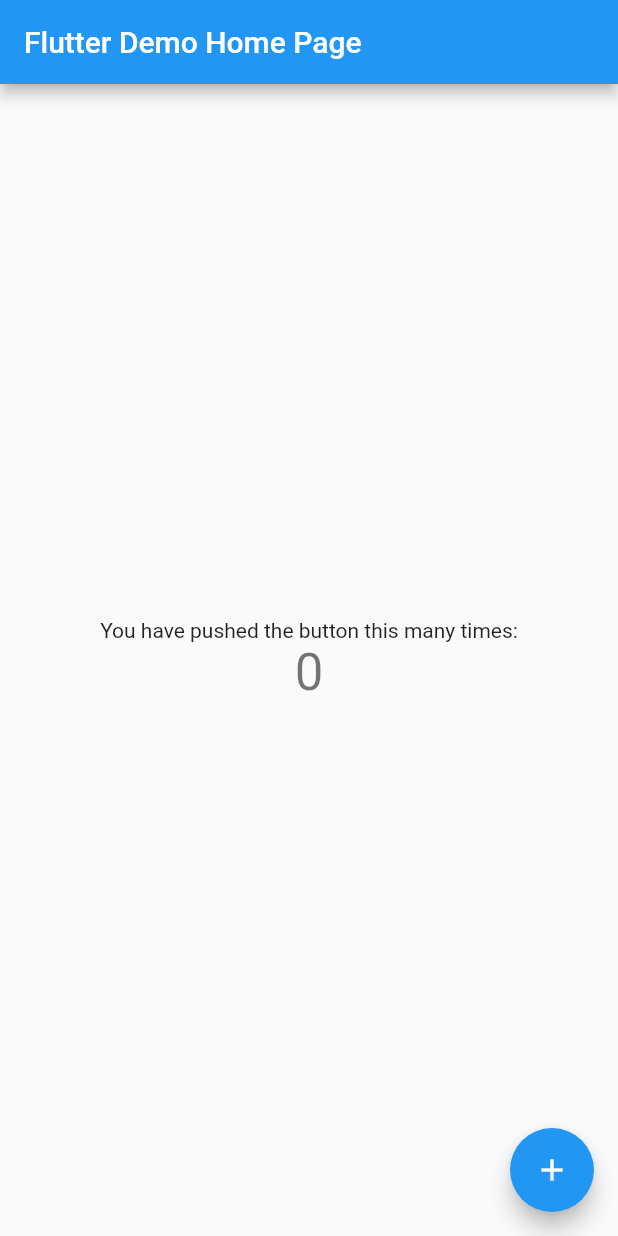
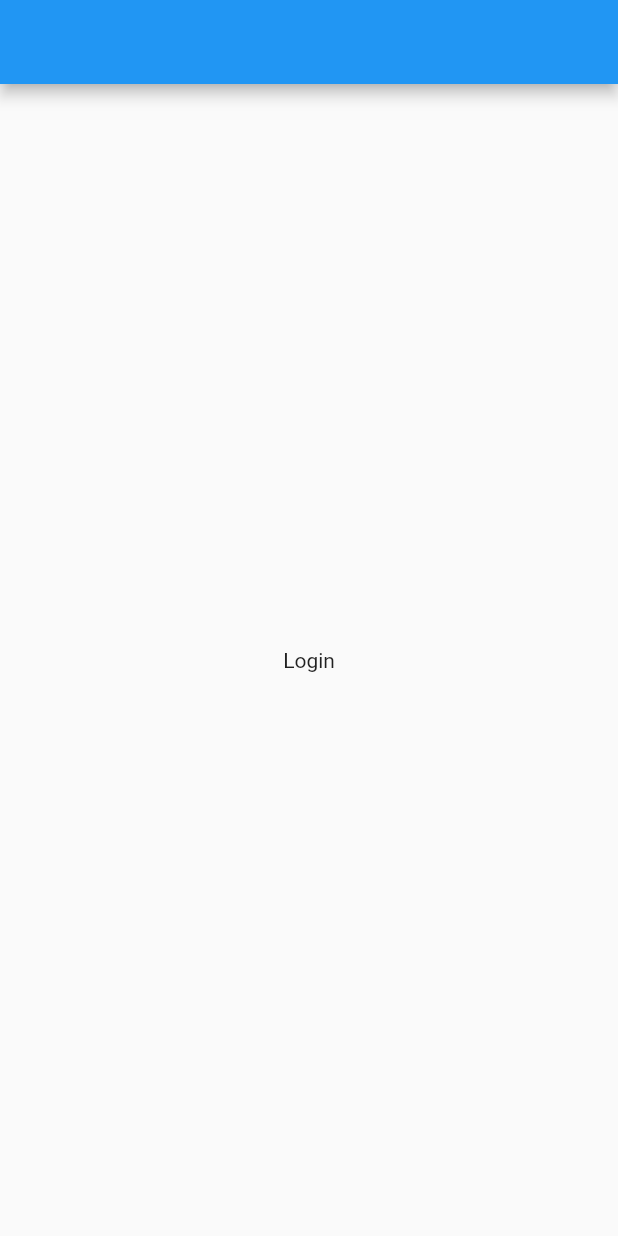
Before and after one commit to taeho/flutter_shopping_mall, a Flutter app: the screen it shows after launch, on a phone screen of 412 x 824 dp. Run offline on Flutter 3.47's test engine with Material 2 defaults, Android fonts, the phone set to English and light mode, and no system bars; our stand-ins replace shared_preferences.

Commit message:
간단한 쇼핑몰 뼈대 만들기

```diff
--- a/lib/main.dart
+++ b/lib/main.dart
@@ -1,6 +1,13 @@
 import 'package:flutter/material.dart';
+import 'package:flutter_shopping_mall/screens/screen_detail.dart';
+import 'package:flutter_shopping_mall/screens/screen_index.dart';
+import 'package:flutter_shopping_mall/screens/screen_login.dart';
+import 'package:flutter_shopping_mall/screens/screen_register.dart';
+import 'package:flutter_shopping_mall/screens/screen_search.dart';
+import 'package:flutter_shopping_mall/screens/screen_splash.dart';
 
 void main() {
+  WidgetsFlutterBinding.ensureInitialized();
   runApp(const MyApp());
 }
 
@@ -11,105 +18,16 @@ class MyApp extends StatelessWidget {
   @override
   Widget build(BuildContext context) {
     return MaterialApp(
-      title: 'Flutter Demo',
-      theme: ThemeData(
-        // This is the theme of your application.
-        //
-        // Try running your application with "flutter run". You'll see the
-        // application has a blue toolbar. Then, without quitting the app, try
-        // changing the primarySwatch below to Colors.green and then invoke
-        // "hot reload" (press "r" in the console where you ran "flutter run",
-        // or simply save your changes to "hot reload" in a Flutter IDE).
-        // Notice that the counter didn't reset back to zero; the application
-        // is not restarted.
-        primarySwatch: Colors.blue,
-      ),
-      home: const MyHomePage(title: 'Flutter Demo Home Page'),
+      title: 'Flutter Shopping mall',
+      routes: {
+        '/': (context) => SplashScreen(),
+        '/login': (context) => LoginScreen(),
+        '/index': (context) => IndexScreen(),
+        '/register': (context) => RegisterScreen(),
+        '/search': (context) => SearchScreen(),
+        '/detail': (context) => DetailScreen(),
+      },
+      initialRoute: '/',
     );
   }
 }
-
-class MyHomePage extends StatefulWidget {
-  const MyHomePage({Key? key, required this.title}) : super(key: key);
-
-  // This widget is the home page of your application. It is stateful, meaning
-  // that it has a State object (defined below) that contains fields that affect
-  // how it looks.
-
-  // This class is the configuration for the state. It holds the values (in this
-  // case the title) provided by the parent (in this case the App widget) and
-  // used by the build method of the State. Fields in a Widget subclass are
-  // always marked "final".
-
-  final String title;
-
-  @override
-  State<MyHomePage> createState() => _MyHomePageState();
-}
-
-class _MyHomePageState extends State<MyHomePage> {
-  int _counter = 0;
-
-  void _incrementCounter() {
-    setState(() {
-      // This call to setState tells the Flutter framework that something has
-      // changed in this State, which causes it to rerun the build method below
-      // so that the display can reflect the updated values. If we changed
-      // _counter without calling setState(), then the build method would not be
-      // called again, and so nothing would appear to happen.
-      _counter++;
-    });
-  }
-
-  @override
-  Widget build(BuildContext context) {
-    // This method is rerun every time setState is called, for instance as done
-    // by the _incrementCounter method above.
-    //
-    // The Flutter framework has been optimized to make rerunning build methods
-    // fast, so that you can just rebuild anything that needs updating rather
-    // than having to individually change instances of widgets.
-    return Scaffold(
-      appBar: AppBar(
-        // Here we take the value from the MyHomePage object that was created by
-        // the App.build method, and use it to set our appbar title.
-        title: Text(widget.title),
-      ),
-      body: Center(
-        // Center is a layout widget. It takes a single child and positions it
-        // in the middle of the parent.
-        child: Column(
-          // Column is also a layout widget. It takes a list of children and
-          // arranges them vertically. By default, it sizes itself to fit its
-          // children horizontally, and tries to be as tall as its parent.
-          //
-          // Invoke "debug painting" (press "p" in the console, choose the
-          // "Toggle Debug Paint" action from the Flutter Inspector in Android
-          // Studio, or the "Toggle Debug Paint" command in Visual Studio Code)
-          // to see the wireframe for each widget.
-          //
-          // Column has various properties to control how it sizes itself and
-          // how it positions its children. Here we use mainAxisAlignment to
-          // center the children vertically; the main axis here is the vertical
-          // axis because Columns are vertical (the cross axis would be
-          // horizontal).
-          mainAxisAlignment: MainAxisAlignment.center,
-          children: <Widget>[
-            const Text(
-              'You have pushed the button this many times:',
-            ),
-            Text(
-              '$_counter',
-              style: Theme.of(context).textTheme.headline4,
-            ),
-          ],
-        ),
-      ),
-      floatingActionButton: FloatingActionButton(
-        onPressed: _incrementCounter,
-        tooltip: 'Increment',
-        child: const Icon(Icons.add),
-      ), // This trailing comma makes auto-formatting nicer for build methods.
-    );
-  }
-}
--- /dev/null
+++ b/lib/screens/screen_login.dart
@@ -0,0 +1,13 @@
+import 'package:flutter/material.dart';
+
+class LoginScreen extends StatelessWidget {
+  @override
+  Widget build(BuildContext context) {
+    return Scaffold(
+      appBar: AppBar(),
+      body: Center(
+        child: Text('Login'),
+      ),
+    );
+  }
+}
--- a/pubspec.yaml
+++ b/pubspec.yaml
@@ -29,6 +29,11 @@ environment:
 dependencies:
   flutter:
     sdk: flutter
+  firebase_core: ^1.0.1
+  cloud_firestore: ^2.2.2
+  firebase_auth: ^1.4.1
+  shared_preferences: ^2.0.6
+  provider: ^5.0.0
 
 
   # The following adds the Cupertino Icons font to your application.
```
Also changed, not shown: lib/screens/screen_detail.dart (added, +13 -0 lines), lib/screens/screen_index.dart (added, +46 -0 lines), lib/screens/screen_register.dart (added, +13 -0 lines), lib/screens/screen_search.dart (added, +13 -0 lines), lib/screens/screen_splash.dart (added, +46 -0 lines), lib/tabs/tab_home.dart (added, +8 -0 lines), lib/tabs/tab_cart.dart (added), lib/tabs/tab_profile.dart (added), lib/tabs/tab_search.dart (added), pubspec.lock, 5 other files.
